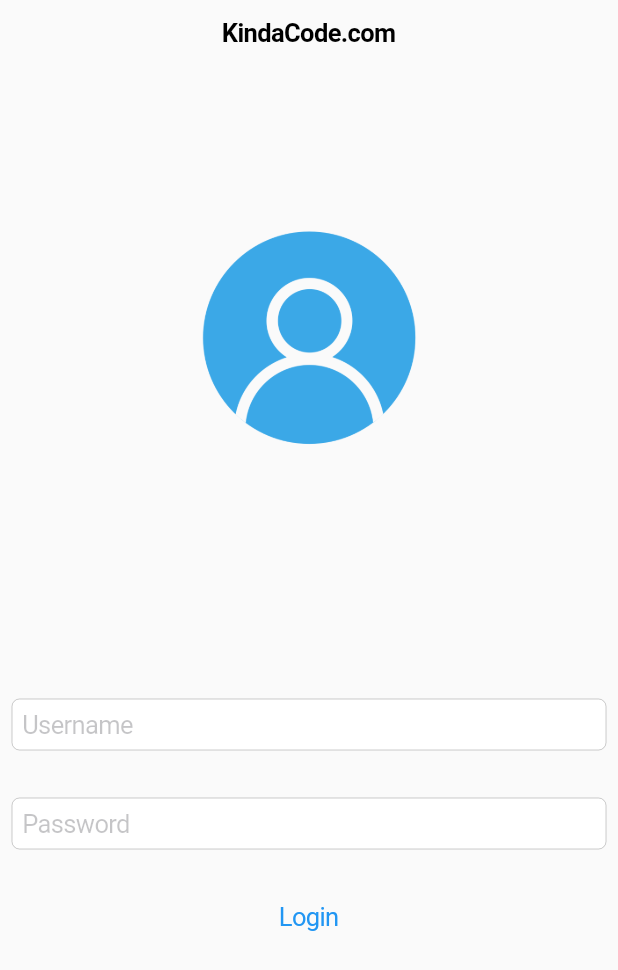
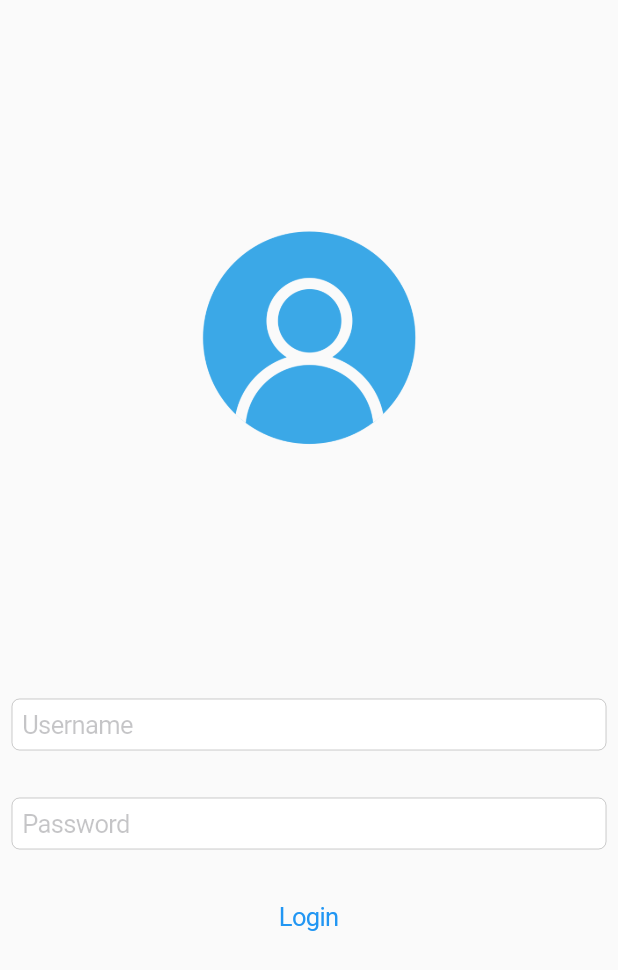
Before and after one commit to ivantrj/flutter_login_screen_youtube, a Flutter app: the screen it shows after launch, on a phone screen of 412 x 824 dp. Shown: the top 970 px of the screen. Run offline on Flutter 3.47's test engine with Material 2 defaults, Android fonts, the light colour scheme and no system bars.

Commit message:
remove line

```diff
--- a/lib/login_page.dart
+++ b/lib/login_page.dart
@@ -9,8 +9,6 @@ class LoginScreen extends StatelessWidget {
   @override
   Widget build(BuildContext context) {
     return CupertinoPageScaffold(
-      navigationBar:
-          const CupertinoNavigationBar(middle: Text('KindaCode.com')),
       child: Column(
         children: <Widget>[
           Padding(
```
